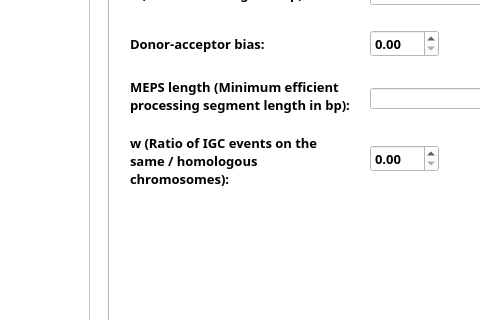
Before: the Qt Designer form mainwindow.ui in jmanuelfuentes/sedus, drawn with Qt 5; both pictures show x 551 to 1031 and y 232 to 552 of the 1144 by 731 pixel window.
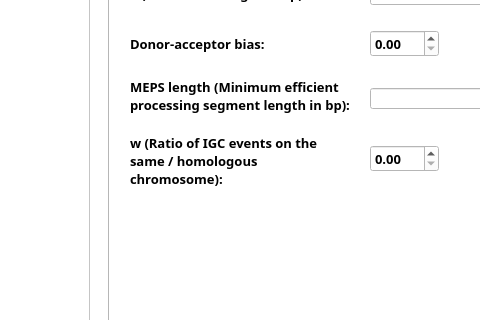
After: the same form once the commit is applied. The open tabs and pages were chosen to show the change. Icons and pictures are not drawn. Custom widgets are drawn as their Qt base class.

Patch:
```diff
--- a/mainwindow.ui
+++ b/mainwindow.ui
@@ -1339,7 +1339,7 @@
        </rect>
       </property>
       <property name="text">
-       <string>w (Ratio of IGC events on the same / homologous chromosomes):</string>
+       <string>w (Ratio of IGC events on the same / homologous chromosome):</string>
       </property>
       <property name="wordWrap">
        <bool>true</bool>
```
